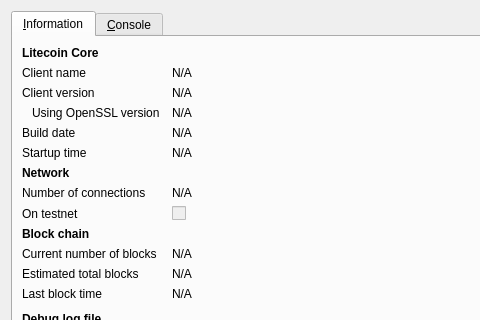
Old version of the form src/qt/forms/rpcconsole.ui in the repository JustinAmi/Sy_Lite_Diff; both pictures show x 0 to 480 and y 0 to 320 of the 740 by 450 pixel window.
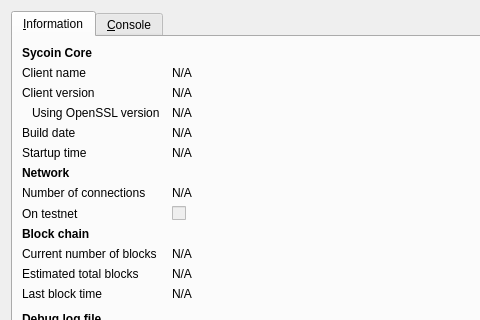
New version of the form. Icons and pictures are not drawn.

The edit to the form file:
```diff
--- a/src/qt/forms/rpcconsole.ui
+++ b/src/qt/forms/rpcconsole.ui
@@ -36,7 +36,7 @@
           </font>
          </property>
          <property name="text">
-          <string>Litecoin Core</string>
+          <string>Sycoin Core</string>
          </property>
         </widget>
        </item>
```
Left out of the diff: 6 changed lines with no effect on the pictures.
